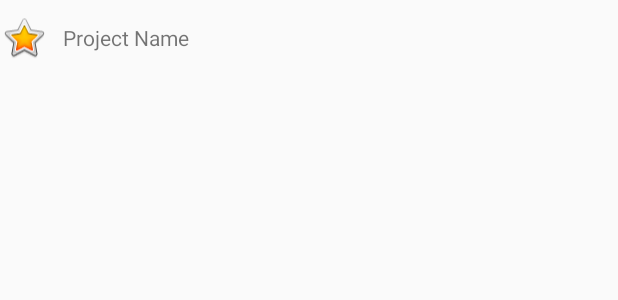
After one commit to tupyl2/FindRepo, an Android app: the layout repo_list_layout.xml on its own in the app's theme, with its tools: preview values and no code run, on a phone screen of 412 x 824 dp. The commit adds this screen. Shown: the top 300 px of the screen. Run offline under Robolectric (Android 15) with nearby library versions, the phone set to English and light mode, and no system bars.

Commit message:
setting up avatar images

```diff
--- a/app/src/main/java/lyssa/tupy/findrepo/SearchResultActivity.kt
+++ b/app/src/main/java/lyssa/tupy/findrepo/SearchResultActivity.kt
@@ -62,10 +62,12 @@ class RepoAdapter(context: Context, resource: Int, objects: List<Repo>) :
 
     override fun getView(position: Int, convertView: View?, parent: ViewGroup): View {
         val inflator = context.getSystemService(Context.LAYOUT_INFLATER_SERVICE) as LayoutInflater
-        val repoView = inflator.inflate(android.R.layout.simple_list_item_1, parent, false) as TextView
+        val repoView = inflator.inflate(R.layout.repo_list_layout, parent, false)
+
+        val textView = repoView.findViewById<TextView>(R.id.repoTextView)
 
         val repo = getItem(position)
-        repoView.text = repo?.full_name
+        textView.text = repo?.full_name
 
         return repoView
 
--- /dev/null
+++ b/app/src/main/res/layout/repo_list_layout.xml
@@ -0,0 +1,29 @@
+<?xml version="1.0" encoding="utf-8"?>
+<android.support.constraint.ConstraintLayout xmlns:android="http://schemas.android.com/apk/res/android"
+    xmlns:app="http://schemas.android.com/apk/res-auto"
+    android:id="@+id/linearLayout"
+    android:layout_width="match_parent"
+    android:layout_height="50dp">
+
+    <ImageView
+        android:id="@+id/imageView"
+        android:layout_width="32dp"
+        android:layout_height="0dp"
+        app:layout_constraintBottom_toBottomOf="parent"
+        app:layout_constraintStart_toStartOf="parent"
+        app:layout_constraintTop_toTopOf="parent"
+        app:srcCompat="@android:drawable/btn_star_big_on"
+        android:contentDescription="@string/avatar" />
+
+    <TextView
+        android:id="@+id/repoTextView"
+        android:layout_width="0dp"
+        android:layout_height="wrap_content"
+        android:layout_marginStart="10dp"
+        android:text="@string/project__name"
+        app:layout_constraintBottom_toBottomOf="parent"
+        app:layout_constraintEnd_toEndOf="parent"
+        app:layout_constraintHorizontal_bias="1.0"
+        app:layout_constraintStart_toEndOf="@+id/imageView"
+        app:layout_constraintTop_toTopOf="parent" />
+</android.support.constraint.ConstraintLayout>
--- a/app/src/main/res/values/strings.xml
+++ b/app/src/main/res/values/strings.xml
@@ -2,4 +2,8 @@
     <string name="app_name">Find Repo</string>
     <string name="kotlin_json_parser">Kotlin JSON Parser</string>
     <string name="search">Search</string>
+    <string name="project_name">Project Name</string>
+    <string name="todo">TODO</string>
+    <string name="project__name">Project Name</string>
+    <string name="avatar">avatar</string>
 </resources>
```
